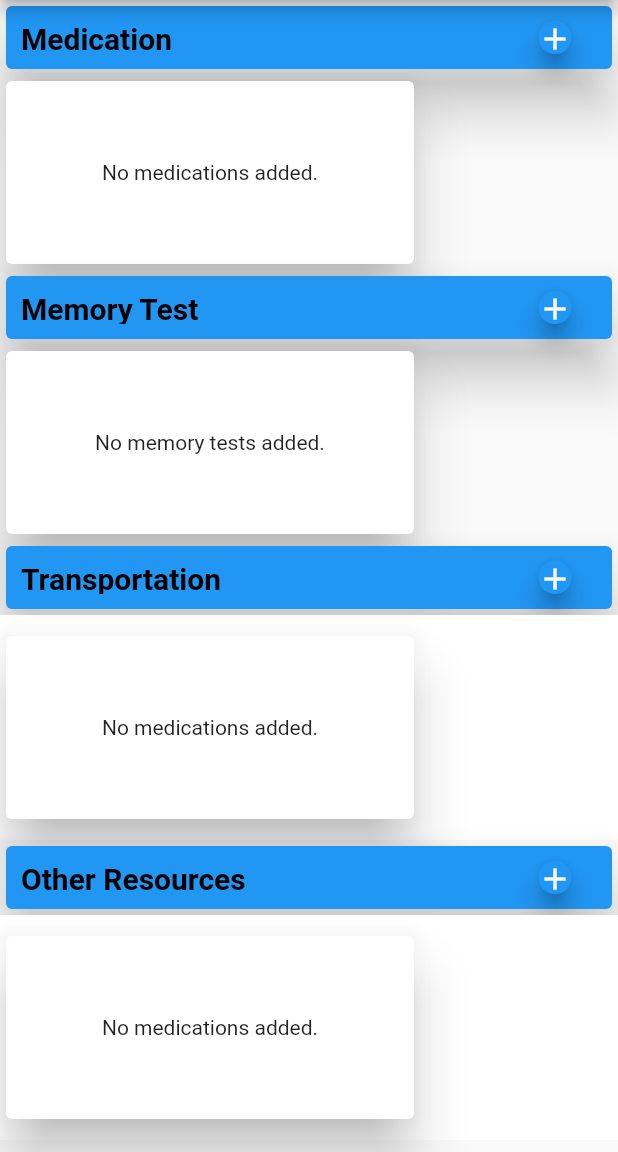
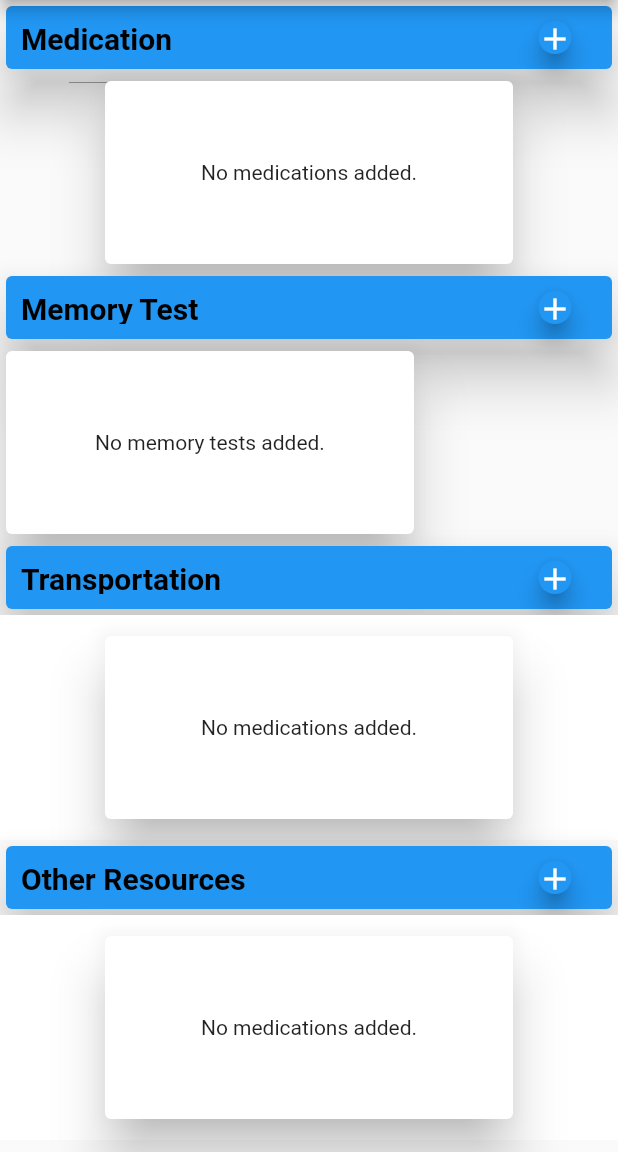
Before and after one commit to Tomentosa/memorez_profile_project, a Flutter app: the screen it shows after launch, on a phone screen of 412 x 824 dp, the part 84-1236 px from its top. Run offline on Flutter 3.47's test engine with Material 2 defaults, Android fonts, the phone set to English and light mode, and no system bars.

Commit message:
Width Fixed

```diff
--- a/lib/widgets/medication/medication_list.dart
+++ b/lib/widgets/medication/medication_list.dart
@@ -32,11 +32,12 @@ class MedicationList extends StatelessWidget {
 
   @override
   Widget build(BuildContext context) {
+    double width= MediaQuery.of(context).size.width ;
     return Row(
       children: [
         Container(
           height: 130,
-          width: 280,
+          width: width,
           child: medications.isEmpty
               ? Center(
                   child: Container(
```
